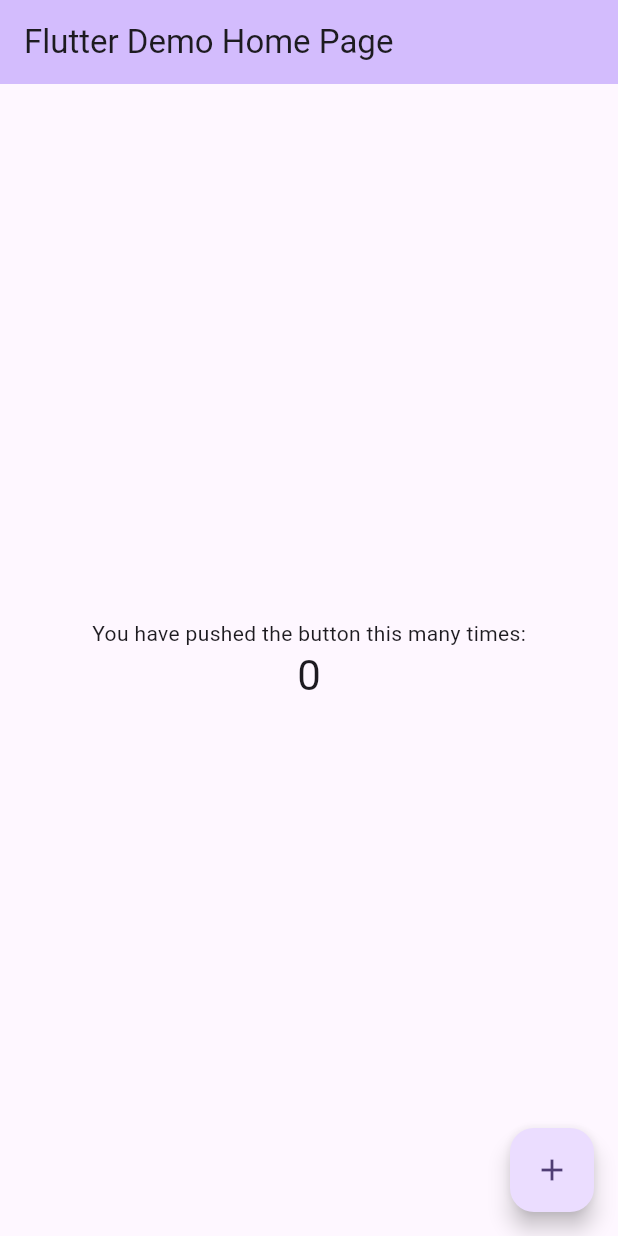
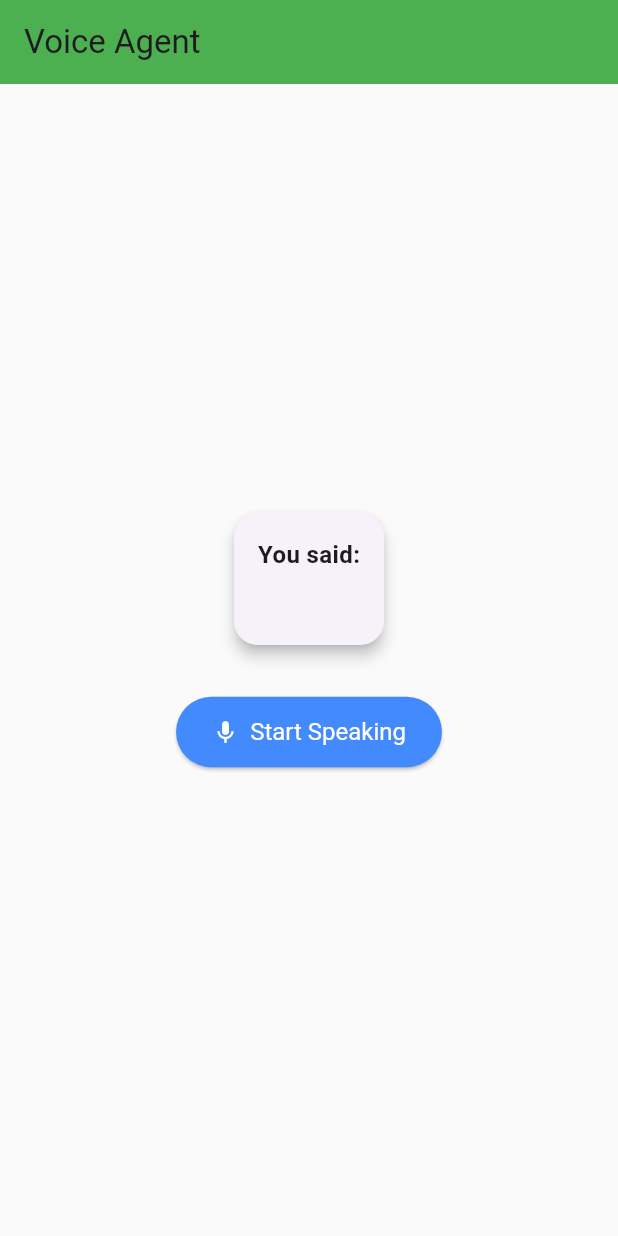
Before and after one commit to NikhilKottoli/Warpspeed, a Flutter app: the screen it shows after launch, on a phone screen of 412 x 824 dp. Run offline on Flutter 3.47's test engine with Material 3 defaults, Android fonts, the phone set to English and light mode, and no system bars; our stand-ins replace audioplayers, flutter_spinkit, speech_to_text.

Commit message:
add voice agent

```diff
--- a/app_frontend/warpspeed/lib/main.dart
+++ b/app_frontend/warpspeed/lib/main.dart
@@ -1,4 +1,5 @@
 import 'package:flutter/material.dart';
+import 'main_page.dart';
 
 void main() {
   runApp(const MyApp());
@@ -6,120 +7,13 @@
 
 class MyApp extends StatelessWidget {
   const MyApp({super.key});
-
-  // This widget is the root of your application.
   @override
   Widget build(BuildContext context) {
     return MaterialApp(
       title: 'Flutter Demo',
-      theme: ThemeData(
-        // This is the theme of your application.
-        //
-        // TRY THIS: Try running your application with "flutter run". You'll see
-        // the application has a purple toolbar. Then, without quitting the app,
-        // try changing the seedColor in the colorScheme below to Colors.green
-        // and then invoke "hot reload" (save your changes or press the "hot
-        // reload" button in a Flutter-supported IDE, or press "r" if you used
-        // the command line to start the app).
-        //
-        // Notice that the counter didn't reset back to zero; the application
-        // state is not lost during the reload. To reset the state, use hot
-        // restart instead.
-        //
-        // This works for code too, not just values: Most code changes can be
-        // tested with just a hot reload.
-        colorScheme: ColorScheme.fromSeed(seedColor: Colors.deepPurple),
-        useMaterial3: true,
+      home:  Scaffold(
+        body: VoiceAgentPage(),
       ),
-      home: const MyHomePage(title: 'Flutter Demo Home Page'),
     );
   }
 }
-
-class MyHomePage extends StatefulWidget {
-  const MyHomePage({super.key, required this.title});
-
-  // This widget is the home page of your application. It is stateful, meaning
-  // that it has a State object (defined below) that contains fields that affect
-  // how it looks.
-
-  // This class is the configuration for the state. It holds the values (in this
-  // case the title) provided by the parent (in this case the App widget) and
-  // used by the build method of the State. Fields in a Widget subclass are
-  // always marked "final".
-
-  final String title;
-
-  @override
-  State<MyHomePage> createState() => _MyHomePageState();
-}
-
-class _MyHomePageState extends State<MyHomePage> {
-  int _counter = 0;
-
-  void _incrementCounter() {
-    setState(() {
-      // This call to setState tells the Flutter framework that something has
-      // changed in this State, which causes it to rerun the build method below
-      // so that the display can reflect the updated values. If we changed
-      // _counter without calling setState(), then the build method would not be
-      // called again, and so nothing would appear to happen.
-      _counter++;
-    });
-  }
-
-  @override
-  Widget build(BuildContext context) {
-    // This method is rerun every time setState is called, for instance as done
-    // by the _incrementCounter method above.
-    //
-    // The Flutter framework has been optimized to make rerunning build methods
-    // fast, so that you can just rebuild anything that needs updating rather
-    // than having to individually change instances of widgets.
-    return Scaffold(
-      appBar: AppBar(
-        // TRY THIS: Try changing the color here to a specific color (to
-        // Colors.amber, perhaps?) and trigger a hot reload to see the AppBar
-        // change color while the other colors stay the same.
-        backgroundColor: Theme.of(context).colorScheme.inversePrimary,
-        // Here we take the value from the MyHomePage object that was created by
-        // the App.build method, and use it to set our appbar title.
-        title: Text(widget.title),
-      ),
-      body: Center(
-        // Center is a layout widget. It takes a single child and positions it
-        // in the middle of the parent.
-        child: Column(
-          // Column is also a layout widget. It takes a list of children and
-          // arranges them vertically. By default, it sizes itself to fit its
-          // children horizontally, and tries to be as tall as its parent.
-          //
-          // Column has various properties to control how it sizes itself and
-          // how it positions its children. Here we use mainAxisAlignment to
-          // center the children vertically; the main axis here is the vertical
-          // axis because Columns are vertical (the cross axis would be
-          // horizontal).
-          //
-          // TRY THIS: Invoke "debug painting" (choose the "Toggle Debug Paint"
-          // action in the IDE, or press "p" in the console), to see the
-          // wireframe for each widget.
-          mainAxisAlignment: MainAxisAlignment.center,
-          children: <Widget>[
-            const Text(
-              'You have pushed the button this many times:',
-            ),
-            Text(
-              '$_counter',
-              style: Theme.of(context).textTheme.headlineMedium,
-            ),
-          ],
-        ),
-      ),
-      floatingActionButton: FloatingActionButton(
-        onPressed: _incrementCounter,
-        tooltip: 'Increment',
-        child: const Icon(Icons.add),
-      ), // This trailing comma makes auto-formatting nicer for build methods.
-    );
-  }
-}
--- /dev/null
+++ b/app_frontend/warpspeed/lib/main_page.dart
@@ -0,0 +1,197 @@
+import 'package:flutter/material.dart';
+import 'package:speech_to_text/speech_to_text.dart';
+import 'package:http/http.dart' as http;
+import 'dart:convert';
+import 'package:audioplayers/audioplayers.dart';
+import 'package:flutter_spinkit/flutter_spinkit.dart';
+
+class VoiceAgentPage extends StatefulWidget {
+  const VoiceAgentPage({super.key});
+
+  @override
+  _VoiceAgentPageState createState() => _VoiceAgentPageState();
+}
+
+class _VoiceAgentPageState extends State<VoiceAgentPage> with SingleTickerProviderStateMixin {
+  bool isListening = false;
+  String recognizedText = '';
+  String responseStatus = '';
+  final SpeechToText _speech = SpeechToText();
+  final AudioPlayer _player = AudioPlayer();
+  late AnimationController _animationController;
+
+  @override
+  void initState() {
+    super.initState();
+    _animationController = AnimationController(vsync: this, duration: const Duration(seconds: 1))
+      ..repeat(reverse: true);
+  }
+
+  Future<void> startListening() async {
+    bool available = await _speech.initialize();
+    if (available) {
+      _speech.listen(
+        onResult: (result) {
+          setState(() {
+            recognizedText = result.recognizedWords;
+          });
+        },
+      );
+    } else {
+      setState(() => responseStatus = 'Speech recognition not available');
+    }
+  }
+
+  Future<void> stopListening() async {
+    await _speech.stop();
+    if (recognizedText.isNotEmpty) {
+      sendToBackend(recognizedText);
+    } else {
+      setState(() => responseStatus = 'No input detected');
+    }
+  }
+
+  Future<void> sendToBackend(String text) async {
+    setState(() => responseStatus = 'Processing...');
+
+    try {
+      final response = await http.post(
+        Uri.parse("http://localhost:3000/audio/generate-audio"),
+        headers: {'Content-Type': 'application/json'},
+        body: jsonEncode({'text': text,
+                        'target_language_code' : 'kn-IN'}),
+      );
+
+      if (response.statusCode == 200) {
+        final data = jsonDecode(response.body);
+        final audioUrl = data['audio_url'];
+
+        if (audioUrl != null) {
+          setState(() => responseStatus = 'Playing response...');
+          await playAudio(audioUrl);
+        } else {
+          setState(() => responseStatus = 'No audio URL received');
+        }
+      } else {
+        setState(() => responseStatus = 'Error: ${response.statusCode}');
+      }
+    } catch (e) {
+      setState(() => responseStatus = 'Error: $e');
+    }
+  }
+
+  Future<void> playAudio(String url) async {
+    try {
+      await _player.play(UrlSource(url));
+    } catch (e) {
+      setState(() => responseStatus = 'Audio playback error: $e');
+    }
+  }
+
+  @override
+  void dispose() {
+    _speech.stop();
+    _player.dispose();
+    _animationController.dispose();
+    super.dispose();
+  }
+
+  Widget buildWaveform() {
+    return AnimatedBuilder(
+      animation: _animationController,
+      builder: (_, __) {
+        return Row(
+          mainAxisAlignment: MainAxisAlignment.center,
+          children: List.generate(5, (index) {
+            return Container(
+              margin: const EdgeInsets.symmetric(horizontal: 2),
+              width: 6,
+              height: 20.0 + (_animationController.value * 20 * (index % 2 == 0 ? 1 : 0.5)),
+              decoration: BoxDecoration(
+                color: Colors.blueAccent,
+                borderRadius: BorderRadius.circular(4),
+              ),
+            );
+          }),
+        );
+      },
+    );
+  }
+
+  @override
+  Widget build(BuildContext context) {
+    return Scaffold(
+      backgroundColor: Colors.grey[50],
+      appBar: AppBar(
+        title: const Text('Voice Agent'),
+        backgroundColor: Colors.green,
+      ),
+      body: Padding(
+        padding: const EdgeInsets.all(24.0),
+        child: Center(
+          child: Column(
+            mainAxisAlignment: MainAxisAlignment.center,
+            children: [
+              if (isListening) ...[
+                buildWaveform(),
+                const SizedBox(height: 20),
+              ],
+              Card(
+                shape: RoundedRectangleBorder(borderRadius: BorderRadius.circular(16)),
+                elevation: 4,
+                child: Padding(
+                  padding: const EdgeInsets.all(16.0),
+                  child: Column(
+                    children: [
+                      const Text(
+                        "You said:",
+                        style: TextStyle(fontWeight: FontWeight.bold, fontSize: 16),
+                      ),
+                      const SizedBox(height: 10),
+                      Text(
+                        recognizedText,
+                        textAlign: TextAlign.center,
+                        style: const TextStyle(fontSize: 16),
+                      ),
+                    ],
+                  ),
+                ),
+              ),
+              const SizedBox(height: 30),
+              ElevatedButton.icon(
+                icon: Icon(
+                  color: Colors.white,
+                    isListening ? Icons.stop_circle_outlined : Icons.mic),
+                label: Text(isListening ? "Stop Listening" : "Start Speaking",style: TextStyle(color:Colors.white)),
+                style: ElevatedButton.styleFrom(
+                  padding: const EdgeInsets.symmetric(horizontal: 24, vertical: 14),
+                  backgroundColor: isListening ? Colors.redAccent : Colors.blueAccent,
+                  shape: RoundedRectangleBorder(borderRadius: BorderRadius.circular(30)),
+                  textStyle: const TextStyle(fontSize: 16),
+                ),
+                onPressed: () {
+                  setState(() => isListening = !isListening);
+                  isListening ? startListening() : stopListening();
+                },
+              ),
+              const SizedBox(height: 30),
+              if (responseStatus.contains("Processing") || responseStatus.contains("Playing"))
+                const SpinKitThreeBounce(
+                  color: Colors.blueAccent,
+                  size: 24.0,
+                ),
+              if (responseStatus.isNotEmpty)
+                Padding(
+                  padding: const EdgeInsets.only(top: 12.0),
+                  child: Text(
+                    responseStatus,
+                    style: const TextStyle(color: Colors.grey),
+                  ),
+                ),
+            ],
+          ),
+        ),
+      ),
+    );
+  }
+}
--- a/app_frontend/warpspeed/pubspec.yaml
+++ b/app_frontend/warpspeed/pubspec.yaml
@@ -40,6 +40,8 @@ dependencies:
   audioplayers: ^6.5.0
   flutter_local_notifications: ^19.2.1
   flutter_tts: ^4.2.3
+  flutter_animation_progress_bar: ^2.3.1
+  flutter_spinkit: ^5.2.1
 
 dev_dependencies:
   flutter_test:
```
Also changed, not shown: app_frontend/warpspeed/pubspec.lock.
